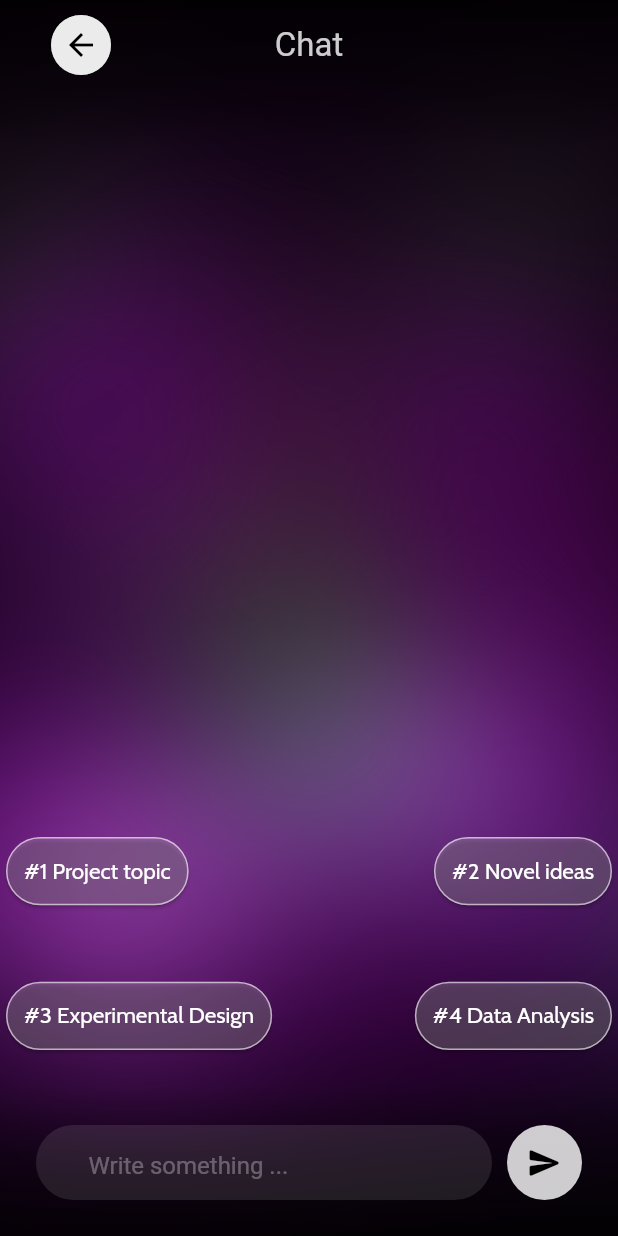
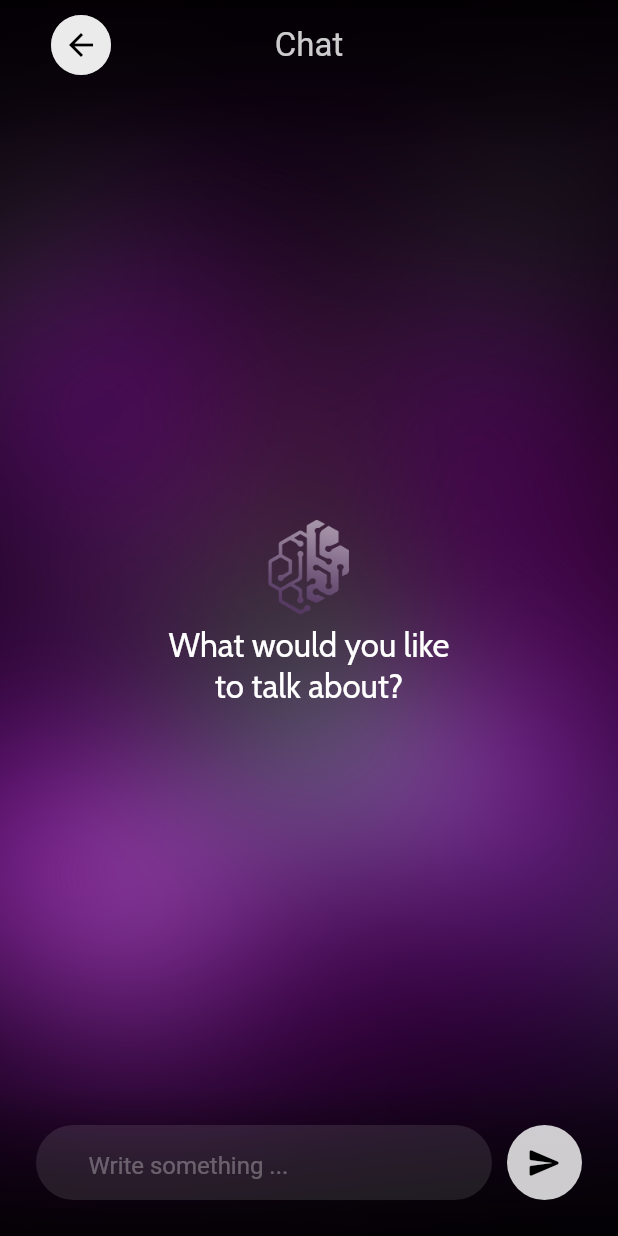
Before and after one commit to hngx-org/brainstorm-ai, a Flutter app: the ChatScreen screen opened by its route, after a tap on the "send" icon, on a phone screen of 412 x 824 dp. Run offline on Flutter 3.47's test engine with Material 2 defaults, Android fonts, the phone set to English and light mode, and no system bars; our stand-ins replace flutter_screenutil, go_router, google_fonts, shared_preferences; accounts and stored records are empty.

Commit message:
fixed errors in chat screen, removed autmation there as well.

```diff
--- a/lib/common/constants/reusables/chat_container.dart
+++ b/lib/common/constants/reusables/chat_container.dart
@@ -33,13 +33,11 @@ class _ResponseContainerState extends State<ResponseContainer> {
 
   void displayTextLetterByLetter() async {
     for (int i = 0; i < widget.content.length; i++) {
-      setState(() {
         if (isMounted) {
           setState(() {
             displayedText = widget.content.substring(0, i + 1);
           });
         }
-      });
       await Future.delayed(const Duration(milliseconds: 5));
     }
 
--- a/lib/common/constants/reusables/text.dart
+++ b/lib/common/constants/reusables/text.dart
@@ -5,7 +5,7 @@ import 'package:google_fonts/google_fonts.dart';
 class CustomText extends StatelessWidget {
   const CustomText({
     super.key,
-    required this.text, required this.fontSize, this.fontWeight, this.color, this.maxLines,
+    required this.text, required this.fontSize, this.fontWeight, this.color, this.maxLines, this.textAlign,
   });
 
   final String text;
@@ -13,6 +13,7 @@ class CustomText extends StatelessWidget {
   final FontWeight? fontWeight;
   final Color? color;
   final int? maxLines;
+  final TextAlign? textAlign;
 
   @override
   Widget build(BuildContext context) {
@@ -24,6 +25,7 @@ class CustomText extends StatelessWidget {
       softWrap: true,
       overflow: TextOverflow.ellipsis,
       maxLines: maxLines ?? 1,
+      textAlign: textAlign,
     );
   }
 }
--- a/lib/presentation/screens/chat/chat_screen.dart
+++ b/lib/presentation/screens/chat/chat_screen.dart
@@ -3,6 +3,8 @@ import 'package:ai_brainstorm/common/constants/reusables/automated_qyns.dart';
 import 'package:ai_brainstorm/common/constants/reusables/back_button.dart';
 import 'package:ai_brainstorm/common/constants/reusables/chat_container.dart';
 import 'package:ai_brainstorm/common/constants/reusables/custom_background.dart';
+import 'package:ai_brainstorm/common/constants/reusables/glow_logo.dart';
+import 'package:ai_brainstorm/common/constants/reusables/text.dart';
 import 'package:ai_brainstorm/common/constants/reusables/transparent_film.dart';
 import 'package:ai_brainstorm/common/constants/route_constant.dart';
 import 'package:ai_brainstorm/core/config/router_config.dart';
@@ -22,7 +24,7 @@ class _ChatScreenState extends State<ChatScreen> {
   late List<String> responses;
   late ScrollController scrollController;
   bool isAnimationInProgress = false;
-
+  bool isMounted = true;
   bool isAutomated = false;
   String generatedText = '';
   int automated  = 0;
@@ -115,6 +117,7 @@ class _ChatScreenState extends State<ChatScreen> {
 
   @override
   void dispose() {
+    isMounted = false;
     inputController.dispose();
     scrollController.dispose();
     super.dispose();
@@ -143,9 +146,11 @@ class _ChatScreenState extends State<ChatScreen> {
                         isNewQueryResponseList: isNewQueryResponseList,
                         scrollController: scrollController,
                         onAnimationComplete: (bool animationFinished) {
+                        if (isMounted) {
                           setState(() {
                             isAnimationInProgress = animationFinished;
                           });
+                        }
                       },
                       ),
                       const SizedBox(
@@ -169,12 +174,18 @@ class _ChatScreenState extends State<ChatScreen> {
                   ),
                 ),
                 if (queries.length == 1 || !isAutomated)
-                  Positioned(
-                      bottom: 120,
+                  Center(
                     child: Container(
                         height: 150,
                         width: mediaQuery.width,
-                          child: AutomatedQuestions(mediaQuery: mediaQuery))),
+                        child: Column(
+                          children: [
+                            GlowingLogo(size: 80,),
+                            CustomText(text: 'What would you like \nto talk about?',
+                              fontSize: 22, maxLines: 2, textAlign: TextAlign.center,)
+                          ],
+                        )),
+                  ),
                 const Align(
                   alignment: Alignment.bottomCenter,
                   child: BottomGradient(),
@@ -208,7 +219,7 @@ class _ChatScreenState extends State<ChatScreen> {
                           isNewQueryResponseList.add(true);
                         });
                       }, scrollController: scrollController,
-                      isAnimationInProgress: isAnimationInProgress,
+                      isAnimationInProgress: isAnimationInProgress, isAutomated: widget.automated == 0 ?? true ,
                     ))
               ],
             ),
@@ -225,13 +236,14 @@ class InputArea extends StatelessWidget {
   final Function(String) updateGeneratedText;
   final ScrollController scrollController;
   final bool isAnimationInProgress;
+  final bool isAutomated;
 
   const InputArea(
       {required this.controller,
       this.extraOnTap,
       super.key,
       required this.updateGeneratedText, required this.scrollController,
-        required this.isAnimationInProgress, });
+        required this.isAnimationInProgress, required this.isAutomated, });
 
   Future<void> submit(context) async {
     //TODO: send text from controller to openai api
@@ -272,7 +284,7 @@ class InputArea extends StatelessWidget {
                         border: InputBorder.none,
                         hintText: 'Write something ...',
                         hintStyle: TextStyle(color: Colors.white30)),
-                    enabled: isAnimationInProgress,
+                    enabled: isAutomated || isAnimationInProgress ,
                     onSubmitted: (value) => submit(context),
                     onTapOutside: (_) {
                       FocusScope.of(context).requestFocus(FocusNode());
@@ -287,7 +299,7 @@ class InputArea extends StatelessWidget {
             dimension: 50,
             child: GestureDetector(
               onTap: () {
-                if (!isAnimationInProgress) {
+                if (isAutomated || !isAnimationInProgress) {
                   submit(context);
                 }
               },
```
Lines whose indentation alone changed are shown as unchanged.
